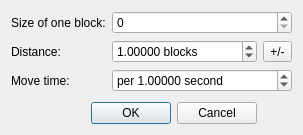
The window that Editor/tools/math/blocksperseconddialog.ui (WohlSoft/Moondust-Project) describes before a commit, drawn with Qt 5.
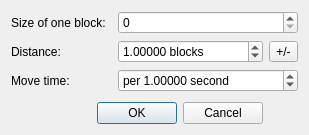
The same window after the commit. Icons and pictures are not drawn.

The edit to the form file:
```diff
--- a/Editor/tools/math/blocksperseconddialog.ui
+++ b/Editor/tools/math/blocksperseconddialog.ui
@@ -6,7 +6,7 @@
    <rect>
     <x>0</x>
     <y>0</y>
-    <width>285</width>
+    <width>309</width>
     <height>135</height>
    </rect>
   </property>
```
Left out of the diff: 4 changed lines with no effect on the pictures.
